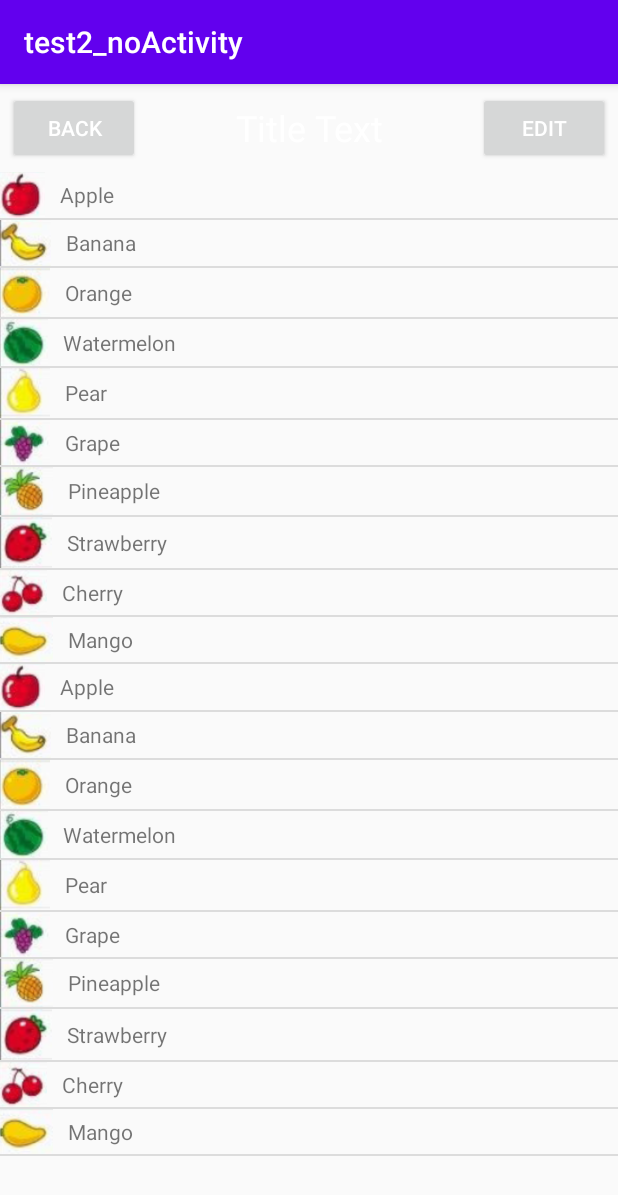
After one commit to jsflzhong/test2_noActivity, an Android app: the ListViewActivity2 screen opened directly, with no data from a screen before it, on a phone screen of 412 x 824 dp. The commit adds this screen. Shown: the top 1195 px of the screen. Run offline under Robolectric (Android 15) with nearby library versions, the phone set to English and light mode, and no system bars.

Commit message:
listView, self-defined Adapter

```diff
--- a/app/src/main/AndroidManifest.xml
+++ b/app/src/main/AndroidManifest.xml
@@ -10,7 +10,8 @@
         android:roundIcon="@mipmap/ic_launcher_round"
         android:supportsRtl="true"
         android:theme="@style/AppTheme">
-        <activity android:name=".layout.ListViewActivity"></activity>
+        <activity android:name=".layout.ListViewActivity2"></activity>
+        <activity android:name=".layout.ListViewActivity" />
         <activity android:name=".layout.RelativeLayoutActivity2" />
         <activity android:name=".layout.RelativeLayoutActivity1" />
         <activity android:name=".layout.LinearLayoutActivity2" />
--- a/app/src/main/java/com/jsflzhong/test2_noactivity/FirstActivity.java
+++ b/app/src/main/java/com/jsflzhong/test2_noactivity/FirstActivity.java
@@ -18,6 +18,7 @@ import android.widget.Toast;
 
 import com.jsflzhong.test2_noactivity.layout.LinearLayoutActivity1;
 import com.jsflzhong.test2_noactivity.layout.ListViewActivity;
+import com.jsflzhong.test2_noactivity.layout.ListViewActivity2;
 import com.jsflzhong.test2_noactivity.lifeCycle.DialogActivity;
 import com.jsflzhong.test2_noactivity.lifeCycle.NormalActivity;
 import com.jsflzhong.test2_noactivity.ui.UIActivity_1;
@@ -73,6 +74,7 @@ public class FirstActivity extends BasicActivity {
         loadButton12();
         loadButton22();
         loadButton23();
+        loadButton24();
     }
 
     /**
@@ -293,6 +295,17 @@ public class FirstActivity extends BasicActivity {
     }
 
     /**
+     * 加载第23个button,事件中:打开listView Activity
+     */
+    private void loadButton24() {
+        View button24 = findViewById(R.id.button_24);
+        button24.setOnClickListener(v -> {
+            Intent intent = new Intent(FirstActivity.this, ListViewActivity2.class);
+            startActivity(intent);
+        });
+    }
+
+    /**
      * 创建菜单
      *
      * @param menu menu
--- /dev/null
+++ b/app/src/main/java/com/jsflzhong/test2_noactivity/entity/Fruit.java
@@ -0,0 +1,20 @@
+package com.jsflzhong.test2_noactivity.entity;
+
+public class Fruit {
+
+    private String name;
+    private int imageId;
+
+    public Fruit(String name, int imageId) {
+        this.name = name;
+        this.imageId = imageId;
+    }
+
+    public String getName() {
+        return name;
+    }
+
+    public int getImageId() {
+        return imageId;
+    }
+}
--- /dev/null
+++ b/app/src/main/java/com/jsflzhong/test2_noactivity/layout/ListViewActivity2.java
@@ -0,0 +1,67 @@
+package com.jsflzhong.test2_noactivity.layout;
+
+import android.widget.ListView;
+
+import com.jsflzhong.test2_noactivity.BasicActivity;
+import com.jsflzhong.test2_noactivity.R;
+import com.jsflzhong.test2_noactivity.entity.Fruit;
+import com.jsflzhong.test2_noactivity.layout.adapter.FruitAdapter;
+
+import java.util.ArrayList;
+import java.util.List;
+
+/**
+ * 第二个listView.
+ *
+ * 1.把该活动的布局,作为主布局,
+ * 2.内部初始化自定义的Adapter,同时传过去指定的子布局id,让那边完成Adapter与子布局的绑定关系.
+ * 3.把Adapter传入父布局中,完成.
+ *
+ * 自定义子项布局(fruit_item.xml)和数据, 传入父布局(listview2_layout).
+ */
+public class ListViewActivity2 extends BasicActivity {
+
+    @Override
+    public void loadView() {
+        //创建要传给父布局的数据.
+        //传入上下文, 子项布局(fruit_item.xml),和数据集.
+        //子项布局这次与ListViewActivity中的不同,这次使用自定义的布局fruit_item.xml, 通过构造函数传给自定义的Adapter.
+        FruitAdapter fruitAdapter = new FruitAdapter(this, R.layout.fruit_item, initFruits());
+        //拿父布局中的listView.
+        ListView listView = findViewById(R.id.list_view2);
+        //给父布局放入Adapter数据.
+        listView.setAdapter(fruitAdapter);
+    }
+
+    @Override
+    public void setContentView() {
+        setContentView(R.layout.listview2_layout);
+    }
+
+    private List<Fruit> initFruits() {
+        List<Fruit> fruitList = new ArrayList<>();
+        for (int i = 0; i < 2; i++) {
+            Fruit apple = new Fruit("Apple", R.drawable.apple_pic);
+            fruitList.add(apple);
+            Fruit banana = new Fruit("Banana", R.drawable.banana_pic);
+            fruitList.add(banana);
+            Fruit orange = new Fruit("Orange", R.drawable.orange_pic);
+            fruitList.add(orange);
+            Fruit watermelon = new Fruit("Watermelon", R.drawable.watermelon_pic);
+            fruitList.add(watermelon);
+            Fruit pear = new Fruit("Pear", R.drawable.pear_pic);
+            fruitList.add(pear);
+            Fruit grape = new Fruit("Grape", R.drawable.grape_pic);
+            fruitList.add(grape);
+            Fruit pineapple = new Fruit("Pineapple", R.drawable.pineapple_pic);
+            fruitList.add(pineapple);
+            Fruit strawberry = new Fruit("Strawberry", R.drawable.strawberry_pic);
+            fruitList.add(strawberry);
+            Fruit cherry = new Fruit("Cherry", R.drawable.cherry_pic);
+            fruitList.add(cherry);
+            Fruit mango = new Fruit("Mango", R.drawable.mango_pic);
+            fruitList.add(mango);
+        }
+        return fruitList;
+    }
+}
--- /dev/null
+++ b/app/src/main/java/com/jsflzhong/test2_noactivity/layout/adapter/FruitAdapter.java
@@ -0,0 +1,61 @@
+package com.jsflzhong.test2_noactivity.layout.adapter;
+
+import android.content.Context;
+import android.view.LayoutInflater;
+import android.view.View;
+import android.view.ViewGroup;
+import android.widget.ArrayAdapter;
+import android.widget.ImageView;
+import android.widget.TextView;
+
+import androidx.annotation.NonNull;
+import androidx.annotation.Nullable;
+
+import com.jsflzhong.test2_noactivity.R;
+import com.jsflzhong.test2_noactivity.entity.Fruit;
+
+import java.util.List;
+
+/**
+ * 自定义Adapter
+ */
+public class FruitAdapter extends ArrayAdapter<Fruit> {
+
+    //子项布局的id,会由调用方传入.
+    private int resourceId;
+
+    /**
+     * 重写了父类的一组构造函数，用于将上下文、ListView子项布局的id和数据都传递进来.
+     *
+     * @param context context
+     * @param textViewResourceId 子项布局的id,会由调用方传入.
+     * @param objects 传入的数据,用于传给父布局.
+     */
+    public FruitAdapter(Context context, int textViewResourceId,
+                        List<Fruit> objects) {
+        super(context, textViewResourceId, objects);
+        resourceId = textViewResourceId;
+    }
+
+    /**
+     * 这个方法在每个子项被滚动到"屏幕内"的时候会被调用.
+     *
+     * @param position
+     * @param convertView
+     * @param parent
+     * @return
+     */
+    @NonNull
+    @Override
+    public View getView(int position, @Nullable View convertView, @NonNull ViewGroup parent) {
+        //获取当前项的Fruit实例
+        Fruit fruit = getItem(position);
+        //为这个子项活动绑定我们传入的(子)布局(fruit_item.xml)
+        View view = LayoutInflater.from(getContext()).inflate(resourceId, parent, false);
+        ImageView fruitImage = view.findViewById(R.id.fruit_image);
+        TextView fruitName = view.findViewById(R.id.fruit_name);
+        fruitImage.setImageResource(fruit.getImageId());
+        fruitName.setText(fruit.getName());
+        return view;
+    }
+}
--- a/app/src/main/res/layout/first_layout.xml
+++ b/app/src/main/res/layout/first_layout.xml
@@ -87,5 +87,11 @@
             android:layout_height="wrap_content"
             android:text="Button 23 start listView Layout"
             android:textAllCaps="false"/>
+        <Button
+            android:id="@+id/button_24"
+            android:layout_width="match_parent"
+            android:layout_height="wrap_content"
+            android:text="Button 24 start listView2 Layout"
+            android:textAllCaps="false"/>
     </LinearLayout>
 </ScrollView>
--- /dev/null
+++ b/app/src/main/res/layout/fruit_item.xml
@@ -0,0 +1,18 @@
+<?xml version="1.0" encoding="utf-8"?>
+<LinearLayout xmlns:android="http://schemas.android.com/apk/res/android"
+    android:layout_width="match_parent"
+    android:layout_height="wrap_content">
+
+    <!--子项布局-->
+
+    <ImageView
+        android:id="@+id/fruit_image"
+        android:layout_width="wrap_content"
+        android:layout_height="wrap_content" />
+    <TextView
+        android:id="@+id/fruit_name"
+        android:layout_width="wrap_content"
+        android:layout_height="wrap_content"
+        android:layout_gravity="center_vertical"
+        android:layout_marginLeft="10dp" />
+</LinearLayout>
--- /dev/null
+++ b/app/src/main/res/layout/listview2_layout.xml
@@ -0,0 +1,22 @@
+<?xml version="1.0" encoding="utf-8"?>
+<LinearLayout android:orientation="vertical"
+    android:layout_width="match_parent"
+    android:layout_height="match_parent"
+    xmlns:android="http://schemas.android.com/apk/res/android">
+
+    <!--父布局-->
+
+    <com.jsflzhong.test2_noactivity.layout.selfDefineLayout.TitleLayout
+        android:layout_width="match_parent"
+        android:layout_height="wrap_content"/>
+
+    <!--
+    引用listView控件:
+    宽度和高度都设置为match_parent ，这样ListView也就占满了整个布局的空间.
+    -->
+    <ListView
+        android:id="@+id/list_view2"
+        android:layout_width="match_parent"
+        android:layout_height="match_parent"/>
+
+</LinearLayout>
```
Also changed, not shown: app/src/main/java/com/jsflzhong/test2_noactivity/layout/ListViewActivity.java (+4 -3 lines), app/src/main/res/drawable-xhdpi/apple_pic.png (added), app/src/main/res/drawable-xhdpi/banana_pic.png (added), app/src/main/res/drawable-xhdpi/cherry_pic.png (added), app/src/main/res/drawable-xhdpi/grape_pic.png (added), app/src/main/res/drawable-xhdpi/mango_pic.png (added), app/src/main/res/drawable-xhdpi/orange_pic.png (added), app/src/main/res/drawable-xhdpi/pear_pic.png (added), app/src/main/res/drawable-xhdpi/pineapple_pic.png (added), app/src/main/res/drawable-xhdpi/strawberry_pic.png (added), app/src/main/res/drawable-xhdpi/watermelon_pic.png (added), 1 other file.
